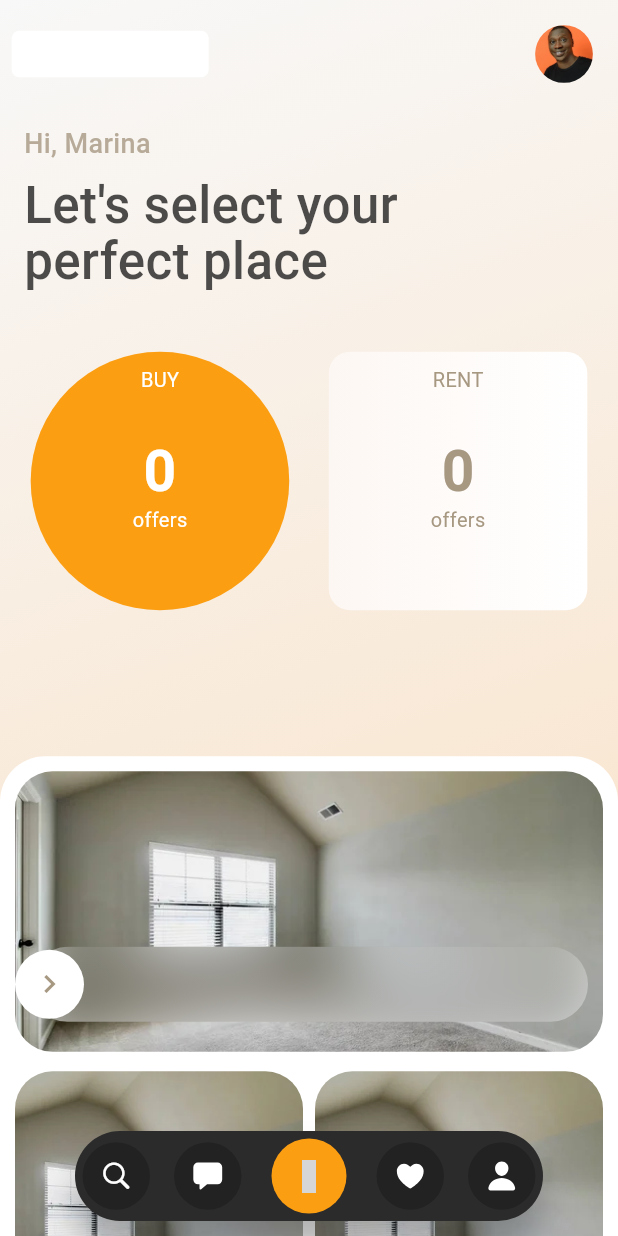
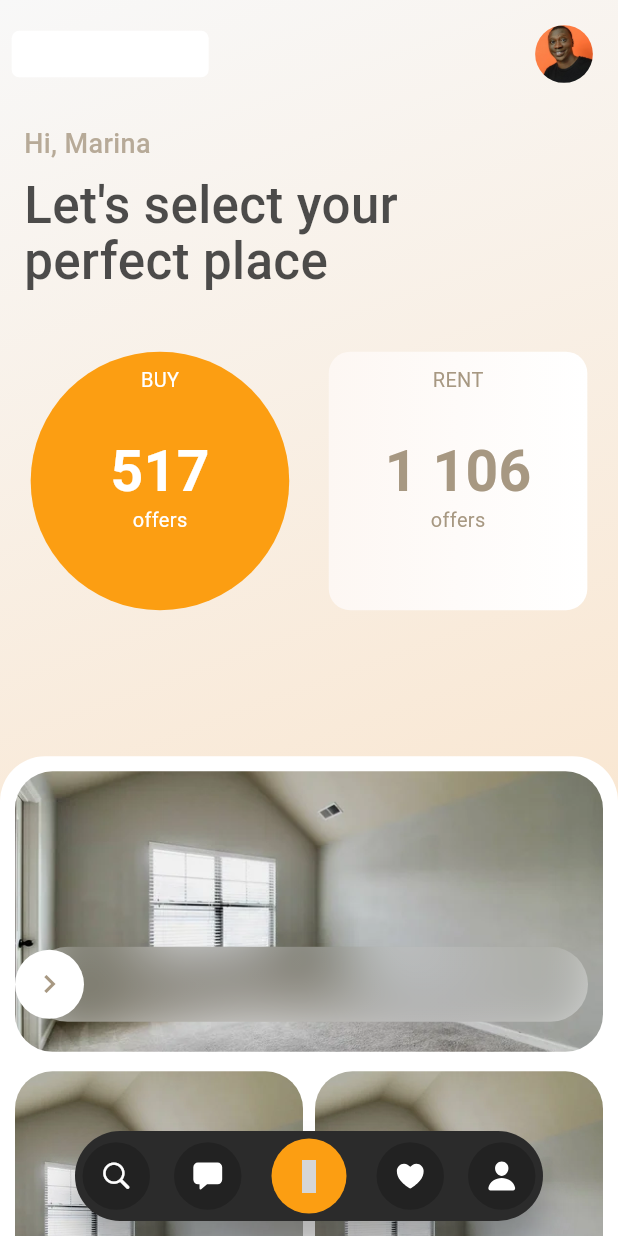
Before and after one commit to petprog/animated-listing-flutter, a Flutter app: the first screen one second after launch, on a phone screen of 412 x 824 dp. Run offline on Flutter 3.47's test engine with Material 3 defaults, Android fonts, the phone set to English and light mode, and no system bars; our stand-ins replace flutter_vector_icons, glass, google_maps_flutter; grey boxes are pictures that could not be loaded.

Commit message:
make countup text start from the mid count

```diff
--- a/lib/features/home/components/count_up_text.dart
+++ b/lib/features/home/components/count_up_text.dart
@@ -24,14 +24,15 @@ class _CountUpTextState extends State<CountUpText>
       vsync: this,
     );
 
-    _countUpAnimation = IntTween(begin: 0, end: widget.number).animate(
+    _countUpAnimation =
+        IntTween(begin: widget.number ~/ 2, end: widget.number).animate(
       CurvedAnimation(
         parent: _controller,
         curve: const Interval(0.5, 1.0, curve: Curves.easeInOut),
       ),
     )..addListener(() {
-        setState(() {});
-      });
+            setState(() {});
+          });
 
     _controller.forward();
   }
```
